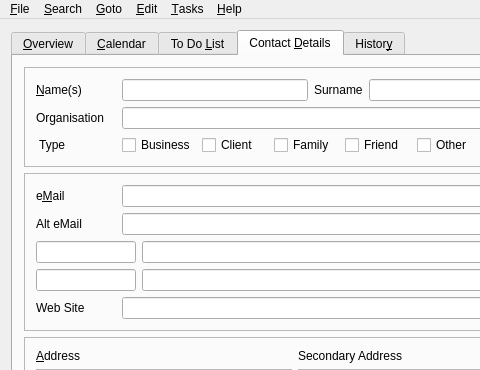
Before: the Qt Designer form mainwindow.ui in trumpton/ContactManager, drawn with Qt 5; both pictures show x 0 to 480 and y 0 to 370 of the 1138 by 640 pixel window.
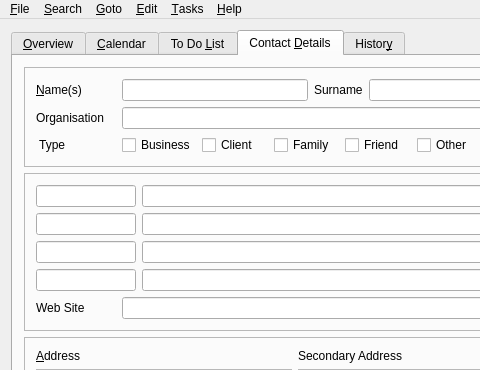
After: the same form once the commit is applied. The open tabs and pages were chosen to show the change. Icons and pictures are not drawn. Custom widgets are drawn as their Qt base class.

Commit message: Email labels for all four slots, with defaults Home, Other, Work, Other (#59)

```diff
--- a/mainwindow.ui
+++ b/mainwindow.ui
@@ -379,35 +379,21 @@
              <item>
               <layout class="QHBoxLayout" name="horizontalLayout_8">
                <item>
-                <widget class="QLabel" name="label">
+                <widget class="SafeLineEdit" name="editEmailTitle">
                  <property name="minimumSize">
                   <size>
-                   <width>80</width>
+                   <width>100</width>
                    <height>0</height>
                   </size>
                  </property>
                  <property name="maximumSize">
                   <size>
-                   <width>80</width>
+                   <width>100</width>
                    <height>16777215</height>
                   </size>
                  </property>
-                 <property name="font">
-                  <font>
-                   <underline>false</underline>
-                  </font>
-                 </property>
-                 <property name="frameShape">
-                  <enum>QFrame::NoFrame</enum>
-                 </property>
-                 <property name="lineWidth">
-                  <number>1</number>
-                 </property>
-                 <property name="text">
-                  <string>e&lt;u&gt;M&lt;/u&gt;ail</string>
-                 </property>
-                 <property name="textFormat">
-                  <enum>Qt::RichText</enum>
+                 <property name="accessibleName">
+                  <string>Label for email 1</string>
                  </property>
                 </widget>
                </item>
@@ -423,21 +409,21 @@
              <item>
               <layout class="QHBoxLayout" name="horizontalLayout_9">
                <item>
-                <widget class="QLabel" name="LabelAltEmail">
+                <widget class="SafeLineEdit" name="editEmail2Title">
                  <property name="minimumSize">
                   <size>
-                   <width>80</width>
+                   <width>100</width>
                    <height>0</height>
                   </size>
                  </property>
                  <property name="maximumSize">
                   <size>
-                   <width>80</width>
+                   <width>100</width>
                    <height>16777215</height>
                   </size>
                  </property>
-                 <property name="text">
-                  <string>Alt eMail</string>
+                 <property name="accessibleName">
+                  <string>Label for email 2</string>
                  </property>
                 </widget>
                </item>
```
Left out of the diff: 2 changed lines with no effect on the pictures. The commit also changes 9 other files.
